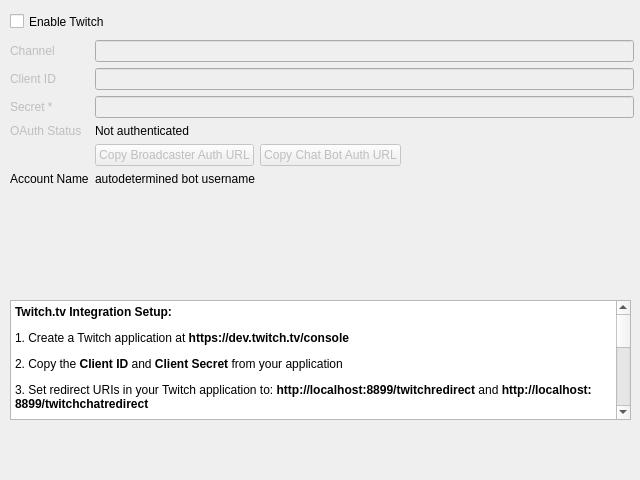
The window that nowplaying/resources/ui/twitch.ui (whatsnowplaying/whats-now-playing) describes before a commit, drawn with Qt 5.
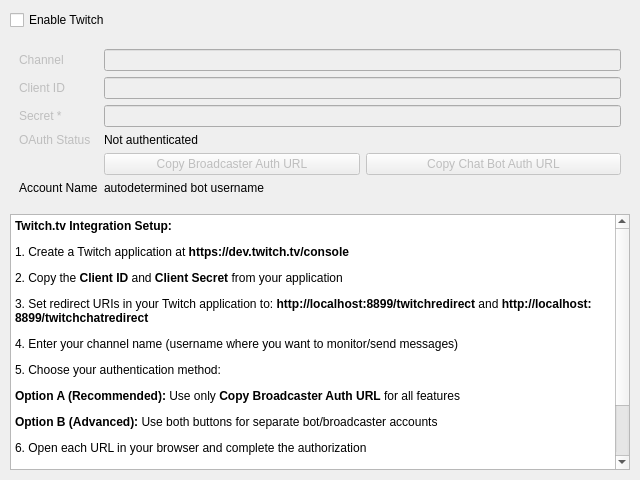
The same window after the commit.

```diff
--- a/nowplaying/resources/ui/twitch.ui
+++ b/nowplaying/resources/ui/twitch.ui
@@ -16,18 +16,25 @@
   <property name="displayName" stdset="0">
    <string>Twitch</string>
   </property>
-  <widget class="QWidget" name="formLayoutWidget">
-   <property name="geometry">
-    <rect>
-     <x>10</x>
-     <y>40</y>
-     <width>624</width>
-     <height>281</height>
-    </rect>
+  <layout class="QVBoxLayout" name="main_layout">
+   <property name="margin">
+    <number>10</number>
    </property>
+   <property name="spacing">
+    <number>10</number>
+   </property>
+   <item>
+    <widget class="QCheckBox" name="enable_checkbox">
+     <property name="text">
+      <string>Enable Twitch</string>
+     </property>
+    </widget>
+   </item>
+   <item>
+    <widget class="QWidget" name="settings_form_widget" native="true">
    <layout class="QFormLayout" name="settings_layout">
     <property name="fieldGrowthPolicy">
-     <enum>QFormLayout::ExpandingFieldsGrow</enum>
+       <enum>QFormLayout::AllNonFixedFieldsGrow</enum>
     </property>
     <item row="0" column="0">
      <widget class="QLabel" name="channel_label">
@@ -44,12 +51,6 @@
       <property name="enabled">
        <bool>false</bool>
       </property>
-      <property name="minimumSize">
-       <size>
-        <width>496</width>
-        <height>0</height>
-       </size>
-      </property>
      </widget>
     </item>
     <item row="1" column="0">
@@ -67,12 +68,6 @@
       <property name="enabled">
        <bool>false</bool>
       </property>
-      <property name="minimumSize">
-       <size>
-        <width>496</width>
-        <height>0</height>
-       </size>
-      </property>
      </widget>
     </item>
     <item row="2" column="0">
@@ -90,12 +85,6 @@
       <property name="enabled">
        <bool>false</bool>
       </property>
-      <property name="minimumSize">
-       <size>
-        <width>496</width>
-        <height>0</height>
-       </size>
-      </property>
       <property name="echoMode">
        <enum>QLineEdit::Password</enum>
       </property>
@@ -151,16 +140,6 @@
       </item>
      </layout>
     </item>
-    <item row="5" column="1">
-     <widget class="QLabel" name="chatbot_username_line">
-      <property name="text">
-       <string>autodetermined bot username</string>
-      </property>
-      <property name="textFormat">
-       <enum>Qt::PlainText</enum>
-      </property>
-     </widget>
-    </item>
     <item row="5" column="0">
      <widget class="QLabel" name="chatbot_username_label">
       <property name="enabled">
@@ -171,29 +150,26 @@
       </property>
      </widget>
     </item>
-   </layout>
-  </widget>
-  <widget class="QCheckBox" name="enable_checkbox">
-   <property name="geometry">
-    <rect>
-     <x>10</x>
-     <y>10</y>
-     <width>141</width>
-     <height>23</height>
-    </rect>
-   </property>
+      <item row="5" column="1">
+       <widget class="QLabel" name="chatbot_username_line">
    <property name="text">
-    <string>Enable Twitch</string>
-   </property>
-  </widget>
+         <string>autodetermined bot username</string>
+        </property>
+        <property name="textFormat">
+         <enum>Qt::PlainText</enum>
+        </property>
+       </widget>
+      </item>
+     </layout>
+    </widget>
+   </item>
+   <item>
   <widget class="QTextBrowser" name="help_text">
-   <property name="geometry">
-    <rect>
-     <x>10</x>
-     <y>300</y>
-     <width>621</width>
-     <height>120</height>
-    </rect>
+     <property name="sizePolicy">
+      <sizepolicy hsizetype="Expanding" vsizetype="Expanding">
+       <horstretch>0</horstretch>
+       <verstretch>1</verstretch>
+      </sizepolicy>
    </property>
    <property name="html">
     <string>&lt;!DOCTYPE HTML PUBLIC &quot;-//W3C//DTD HTML 4.0//EN&quot; &quot;http://www.w3.org/TR/REC-html40/strict.dtd&quot;&gt;
@@ -216,6 +192,8 @@
 &lt;p style=&quot;margin-top:12px; margin-bottom:12px; margin-left:0px; margin-right:0px; -qt-block-indent:0; text-indent:0px&quot;&gt;OAuth2 provides secure authentication. The broadcaster token handles channel points and API access, while the optional chat token is only for chat messages.&lt;/p&gt;&lt;/body&gt;&lt;/html&gt;</string>
    </property>
   </widget>
+   </item>
+  </layout>
  </widget>
  <resources/>
  <connections>
```
Left out of the diff: 90 changed lines with no effect on the pictures. Lines whose indentation alone changed are shown as unchanged.
